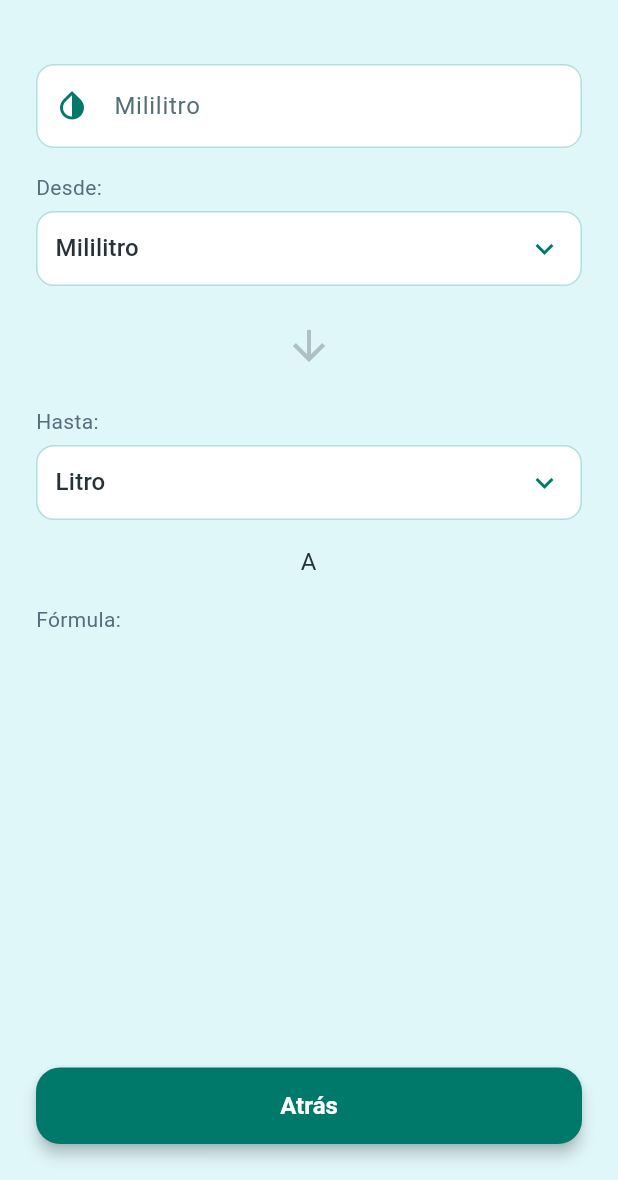
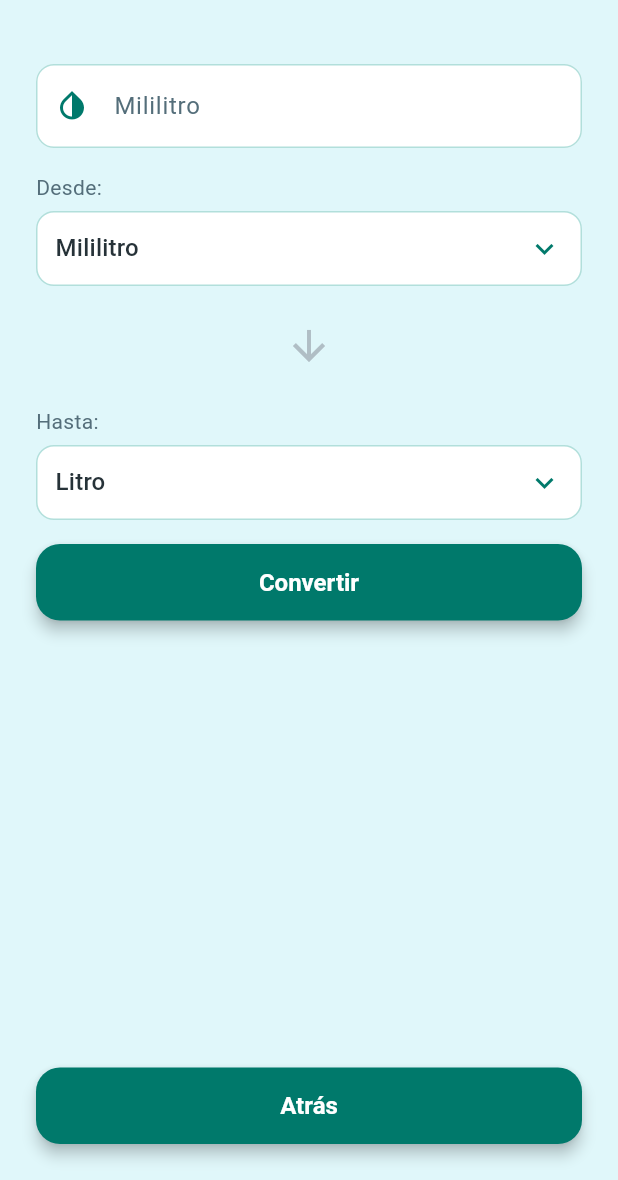
Before and after one commit to mmaattyy/espe2, a Flutter app: the VolumenPage screen opened directly, on a phone screen of 412 x 824 dp, the part 56-1236 px from its top. Run offline on Flutter 3.47's test engine with Material 3 defaults, Android fonts, the phone set to English and light mode, and no system bars.

```diff
--- a/lib/pages/volumen_page.dart
+++ b/lib/pages/volumen_page.dart
@@ -1,4 +1,6 @@
 import 'package:flutter/material.dart';
+import 'package:http/http.dart' as http;
+import 'dart:convert';
 
 class VolumenPage extends StatefulWidget {
   const VolumenPage({super.key});
@@ -12,6 +14,68 @@ class _VolumenPageState extends State<VolumenPage> {
   String unidadTo = 'Litro';
   final unidades = ['Mililitro', 'Litro', 'Galón'];
   final controlador = TextEditingController();
+
+  String? resultado;
+  bool cargando = false;
+  String? error;
+
+  Future<void> convertir() async {
+    final valorTexto = controlador.text;
+    if (valorTexto.isEmpty) {
+      setState(() {
+        error = 'Ingrese un valor para convertir.';
+        resultado = null;
+      });
+      return;
+    }
+
+    double? valorNum = double.tryParse(valorTexto);
+    if (valorNum == null) {
+      setState(() {
+        error = 'Ingrese un valor numérico válido.';
+        resultado = null;
+      });
+      return;
+    }
+
+    setState(() {
+      cargando = true;
+      error = null;
+      resultado = null;
+    });
+
+    try {
+      final uri = Uri.parse('http://10.0.2.2:3000/conversor/convert');  // Aquí la IP para Android emulador
+      final response = await http.post(
+        uri,
+        headers: {'Content-Type': 'application/json'},
+        body: jsonEncode({
+          'tipo': 'Volumen',
+          'valor': valorNum,
+          'unidadOrigen': unidadFrom,
+          'unidadDestino': unidadTo,
+        }),
+      );
+
+      if (response.statusCode == 200) {
+        final data = jsonDecode(response.body);
+        setState(() {
+          resultado = data['resultado'].toString();
+          cargando = false;
+        });
+      } else {
+        setState(() {
+          error = 'Error en la conversión: ${response.body}';
+          cargando = false;
+        });
+      }
+    } catch (e) {
+      setState(() {
+        error = 'Error al conectar con el servidor.';
+        cargando = false;
+      });
+    }
+  }
 
   @override
   Widget build(BuildContext context) {
@@ -135,16 +199,41 @@ class _VolumenPageState extends State<VolumenPage> {
               ),
             ),
             const SizedBox(height: 16),
-            Text(
-              'A',
-              style: Theme.of(context).textTheme.bodyLarge,
-              textAlign: TextAlign.center,
+
+            // Botón para convertir
+            SizedBox(
+              width: double.infinity,
+              child: ElevatedButton(
+                onPressed: cargando ? null : convertir,
+                child: cargando
+                    ? const SizedBox(
+                  width: 20,
+                  height: 20,
+                  child: CircularProgressIndicator(strokeWidth: 2),
+                )
+                    : const Text('Convertir'),
+              ),
             ),
-            const SizedBox(height: 16),
-            Text(
-              'Fórmula:',
-              style: Theme.of(context).textTheme.bodyMedium,
-            ),
+
+            const SizedBox(height: 24),
+
+            // Mostrar resultado o error
+            if (resultado != null)
+              Text(
+                'Resultado: $resultado $unidadTo',
+                style: Theme.of(context)
+                    .textTheme
+                    .headlineMedium
+                    ?.copyWith(color: colorPrimary),
+                textAlign: TextAlign.center,
+              ),
+            if (error != null)
+              Text(
+                error!,
+                style: const TextStyle(color: Colors.red),
+                textAlign: TextAlign.center,
+              ),
+
             const Spacer(),
             SizedBox(
               width: double.infinity,
```
